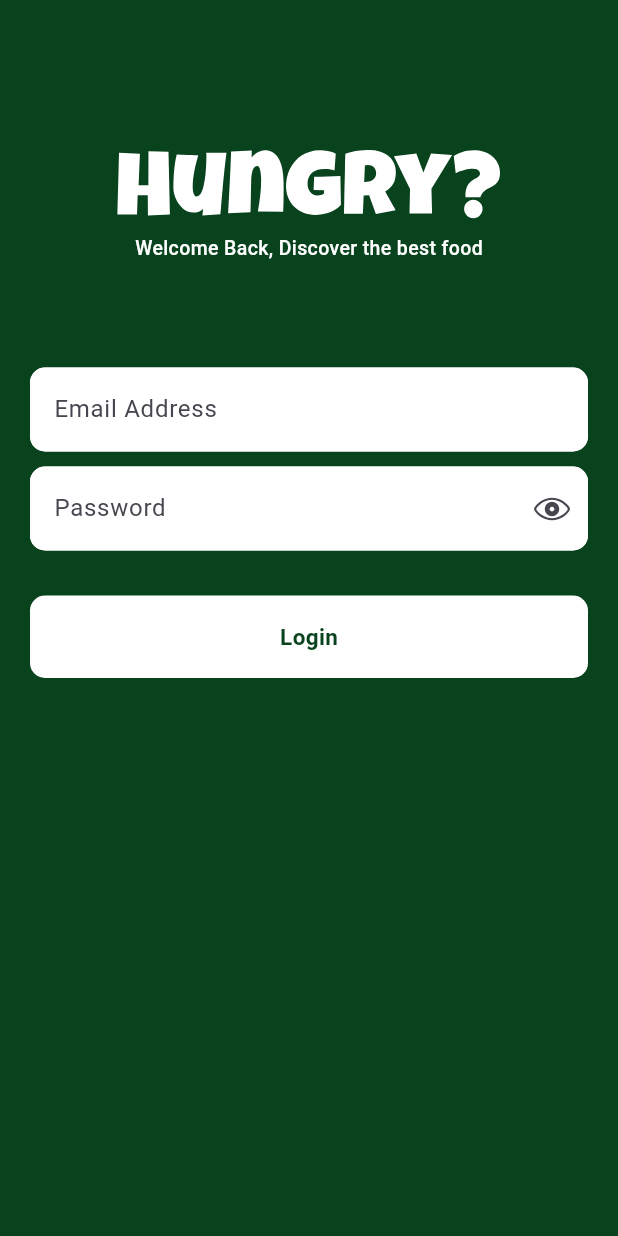
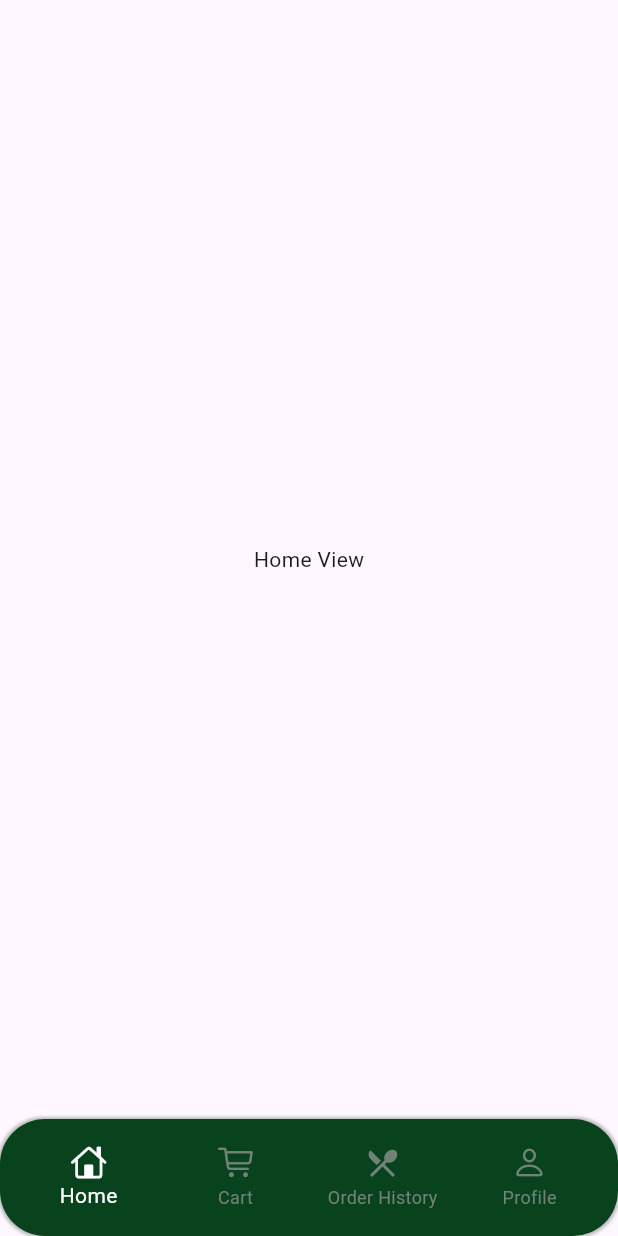
Before and after one commit to salahswidan/hungry, a Flutter app: the screen it shows after launch, on a phone screen of 412 x 824 dp. Run offline on Flutter 3.47's test engine with Material 3 defaults, Android fonts, the phone set to English and light mode, and no system bars; our stand-ins replace flutter_svg, gap.

Commit message:
add navigation structure and finish design sign up page

```diff
--- a/lib/features/auth/view/login_view.dart
+++ b/lib/features/auth/view/login_view.dart
@@ -5,6 +5,7 @@ import 'package:hungry/core/constants/app_colors.dart';
 import 'package:hungry/shared/custom_text.dart';
 
 import '../../../shared/custom_text_field.dart';
+import '../widget/custom_auth_btn.dart';
 
 class LoginView extends StatelessWidget {
   const LoginView({super.key});
@@ -45,30 +46,14 @@ class LoginView extends StatelessWidget {
                     controller: passwordController,
                   ),
                   Gap(30),
-                  GestureDetector(
+                  CustomAuthBtn(
+                    text: 'Login',
+                    formKey: _formKey,
                     onTap: () {
                       if (_formKey.currentState!.validate()) {
-                        ScaffoldMessenger.of(context).showSnackBar(
-                          const SnackBar(content: Text('Processing Data')),
-                        );
+                        print('Login Success');
                       }
                     },
-                    child: Container(
-                      width: double.infinity,
-                      height: 55,
-                      decoration: BoxDecoration(
-                        color: Colors.white,
-                        borderRadius: BorderRadius.circular(10),
-                      ),
-                      child: const Center(
-                        child: CustomText(
-                          text: "Login",
-                          size: 15,
-                          color: AppColors.primary,
-                          weight: FontWeight.bold,
-                        ),
-                      ),
-                    ),
                   ),
                 ],
               ),
--- /dev/null
+++ b/lib/features/home/view/home_view.dart
@@ -0,0 +1,12 @@
+import 'package:flutter/material.dart';
+
+class HomeView extends StatelessWidget {
+  const HomeView({super.key});
+
+  @override
+  Widget build(BuildContext context) {
+    return Scaffold(
+      body: Center(child: Text("Home View")),
+    );
+  }
+}
--- a/lib/main.dart
+++ b/lib/main.dart
@@ -1,5 +1,7 @@
 import 'package:flutter/material.dart';
 import 'package:hungry/features/auth/view/login_view.dart';
+import 'package:hungry/features/auth/view/signup_view.dart';
+import 'package:hungry/root.dart';
 import 'package:hungry/splash.dart';
 
 void main() {
@@ -14,7 +16,7 @@ class MyApp extends StatelessWidget {
     return MaterialApp(
       debugShowCheckedModeBanner: false,
 
-      home: LoginView(),
+      home: Root(),
     );
   }
 }
--- a/lib/root.dart
+++ b/lib/root.dart
@@ -0,0 +1,82 @@
+import 'package:flutter/cupertino.dart';
+import 'package:flutter/material.dart';
+import 'package:hungry/features/auth/view/profile_view.dart';
+import 'package:hungry/features/cart/view/cart_view.dart';
+import 'package:hungry/features/home/view/home_view.dart';
+import 'package:hungry/features/orderHistory/view/order_history.dart';
+
+import 'core/constants/app_colors.dart';
+
+class Root extends StatefulWidget {
+  Root({super.key});
+
+  @override
+  State<Root> createState() => _RootState();
+}
+
+class _RootState extends State<Root> {
+  late final PageController controller;
+  late List<Widget> screens;
+  int currentScreen = 0;
+
+  @override
+  void initState() {
+    screens = [HomeView(), CartView(), OrderHistory(), ProfileView()];
+    controller = PageController(initialPage: currentScreen);
+    super.initState();
+  }
+
+  @override
+  Widget build(BuildContext context) {
+    return Scaffold(
+      body: PageView(controller: controller, children: screens),
+      bottomNavigationBar: Container(
+        padding: EdgeInsets.all(10),
+        decoration: BoxDecoration(
+          color: AppColors.primary,
+          borderRadius: BorderRadius.circular(30),
+          boxShadow: [
+            BoxShadow(
+              color: Colors.grey.shade400,
+              spreadRadius: 1,
+              blurRadius: 1,
+              offset: const Offset(0, 0),
+            ),
+          ],
+        ),
+        child: BottomNavigationBar(
+          elevation: 0,
+          backgroundColor: Colors.transparent,
+          selectedItemColor: Colors.white,
+          unselectedItemColor: Colors.grey.shade500.withValues(alpha: 0.7),
+          type: BottomNavigationBarType.fixed,
+          currentIndex: currentScreen,
+          onTap: (index) {
+            setState(() {
+              currentScreen = index;
+              controller.jumpToPage(currentScreen);
+            });
+          },
+          items: const [
+            BottomNavigationBarItem(
+              icon: Icon(CupertinoIcons.home),
+              label: 'Home',
+            ),
+            BottomNavigationBarItem(
+              icon: Icon(CupertinoIcons.cart),
+              label: 'Cart',
+            ),
+            BottomNavigationBarItem(
+              icon: Icon(Icons.local_restaurant_sharp),
+              label: 'Order History',
+            ),
+            BottomNavigationBarItem(
+              icon: Icon(CupertinoIcons.person),
+              label: 'Profile',
+            ),
+          ],
+        ),
+      ),
+    );
+  }
+}
```
Also changed, not shown: lib/features/auth/view/profile_view.dart (+12 -0 lines), lib/features/auth/view/signup_view.dart (+72 -0 lines), lib/features/auth/widget/custom_auth_btn.dart (added, +39 -0 lines), lib/features/cart/view/cart_view.dart (added, +10 -0 lines), lib/features/orderHistory/view/order_history.dart (added, +12 -0 lines).
